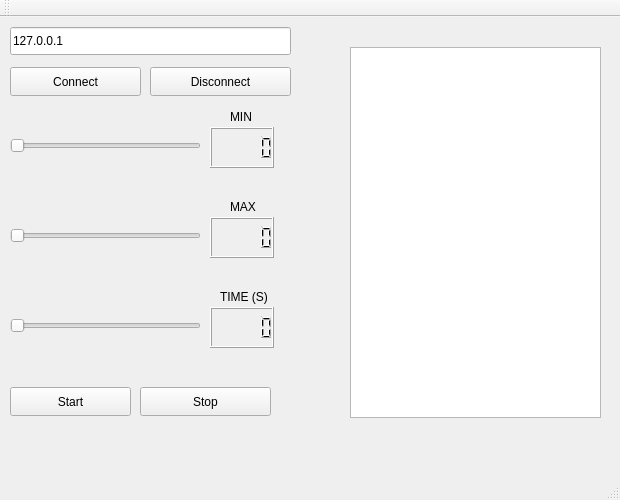
Old version of the form QtTcpClientProducer/mainwindow.ui in the repository Minnael/QT-SUPERVISORY.
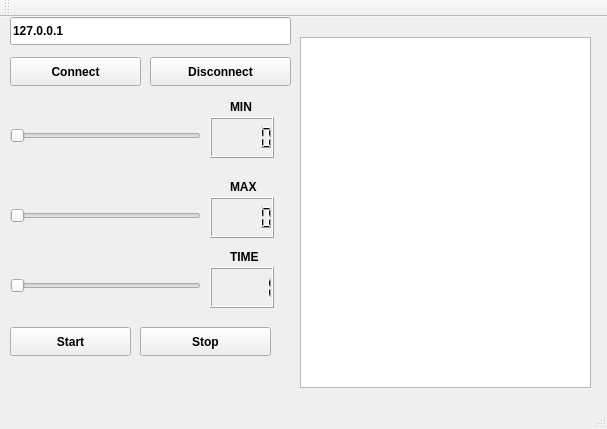
New version of the form.

```diff
--- a/QtTcpClientProducer/mainwindow.ui
+++ b/QtTcpClientProducer/mainwindow.ui
@@ -6,8 +6,8 @@
    <rect>
     <x>0</x>
     <y>0</y>
-    <width>620</width>
-    <height>500</height>
+    <width>607</width>
+    <height>429</height>
    </rect>
   </property>
   <property name="windowTitle">
@@ -18,11 +18,16 @@
     <property name="geometry">
      <rect>
       <x>10</x>
-      <y>50</y>
+      <y>40</y>
       <width>131</width>
       <height>29</height>
      </rect>
     </property>
+    <property name="font">
+     <font>
+      <bold>true</bold>
+     </font>
+    </property>
     <property name="text">
      <string>Connect</string>
     </property>
@@ -31,11 +36,16 @@
     <property name="geometry">
      <rect>
       <x>150</x>
-      <y>50</y>
+      <y>40</y>
       <width>141</width>
       <height>29</height>
      </rect>
     </property>
+    <property name="font">
+     <font>
+      <bold>true</bold>
+     </font>
+    </property>
     <property name="text">
      <string>Disconnect</string>
     </property>
@@ -44,11 +54,16 @@
     <property name="geometry">
      <rect>
       <x>10</x>
-      <y>10</y>
+      <y>0</y>
       <width>281</width>
       <height>28</height>
      </rect>
     </property>
+    <property name="font">
+     <font>
+      <bold>true</bold>
+     </font>
+    </property>
     <property name="text">
      <string>127.0.0.1</string>
     </property>
@@ -57,7 +72,7 @@
     <property name="geometry">
      <rect>
       <x>10</x>
-      <y>120</y>
+      <y>110</y>
       <width>191</width>
       <height>18</height>
      </rect>
@@ -70,11 +85,16 @@
     <property name="geometry">
      <rect>
       <x>230</x>
-      <y>90</y>
+      <y>80</y>
       <width>31</width>
       <height>20</height>
      </rect>
     </property>
+    <property name="font">
+     <font>
+      <bold>true</bold>
+     </font>
+    </property>
     <property name="text">
      <string>MIN</string>
     </property>
@@ -83,7 +103,7 @@
     <property name="geometry">
      <rect>
       <x>210</x>
-      <y>110</y>
+      <y>100</y>
       <width>64</width>
       <height>41</height>
      </rect>
@@ -93,7 +113,7 @@
     <property name="geometry">
      <rect>
       <x>10</x>
-      <y>210</y>
+      <y>190</y>
       <width>191</width>
       <height>18</height>
      </rect>
@@ -106,21 +126,26 @@
     <property name="geometry">
      <rect>
       <x>210</x>
-      <y>200</y>
-      <width>64</width>
-      <height>41</height>
-     </rect>
-    </property>
-   </widget>
-   <widget class="QLabel" name="label_2">
-    <property name="geometry">
-     <rect>
-      <x>230</x>
       <y>180</y>
-      <width>31</width>
+      <width>64</width>
+      <height>41</height>
+     </rect>
+    </property>
+   </widget>
+   <widget class="QLabel" name="label_2">
+    <property name="geometry">
+     <rect>
+      <x>230</x>
+      <y>160</y>
+      <width>41</width>
       <height>20</height>
      </rect>
     </property>
+    <property name="font">
+     <font>
+      <bold>true</bold>
+     </font>
+    </property>
     <property name="text">
      <string>MAX</string>
     </property>
@@ -128,25 +153,39 @@
    <widget class="QLabel" name="label_3">
     <property name="geometry">
      <rect>
-      <x>220</x>
-      <y>270</y>
-      <width>71</width>
+      <x>230</x>
+      <y>230</y>
+      <width>41</width>
       <height>20</height>
      </rect>
     </property>
+    <property name="font">
+     <font>
+      <bold>true</bold>
+     </font>
+    </property>
     <property name="text">
-     <string>TIME (S)</string>
+     <string>TIME </string>
     </property>
    </widget>
    <widget class="QSlider" name="horizontalSlider_3">
     <property name="geometry">
      <rect>
       <x>10</x>
-      <y>300</y>
+      <y>260</y>
       <width>191</width>
       <height>18</height>
      </rect>
     </property>
+    <property name="minimum">
+     <number>1</number>
+    </property>
+    <property name="maximum">
+     <number>100</number>
+    </property>
+    <property name="value">
+     <number>1</number>
+    </property>
     <property name="orientation">
      <enum>Qt::Horizontal</enum>
     </property>
@@ -155,21 +194,29 @@
     <property name="geometry">
      <rect>
       <x>210</x>
-      <y>290</y>
+      <y>250</y>
       <width>64</width>
       <height>41</height>
      </rect>
     </property>
+    <property name="intValue" stdset="0">
+     <number>1</number>
+    </property>
    </widget>
    <widget class="QPushButton" name="connect_2">
     <property name="geometry">
      <rect>
       <x>10</x>
-      <y>370</y>
+      <y>310</y>
       <width>121</width>
       <height>29</height>
      </rect>
     </property>
+    <property name="font">
+     <font>
+      <bold>true</bold>
+     </font>
+    </property>
     <property name="text">
      <string>Start</string>
     </property>
@@ -178,11 +225,16 @@
     <property name="geometry">
      <rect>
       <x>140</x>
-      <y>370</y>
+      <y>310</y>
       <width>131</width>
       <height>29</height>
      </rect>
     </property>
+    <property name="font">
+     <font>
+      <bold>true</bold>
+     </font>
+    </property>
     <property name="text">
      <string>Stop</string>
     </property>
@@ -190,8 +242,8 @@
    <widget class="QLabel" name="onoff">
     <property name="geometry">
      <rect>
-      <x>30</x>
-      <y>420</y>
+      <x>10</x>
+      <y>360</y>
       <width>111</width>
       <height>16</height>
      </rect>
@@ -199,20 +251,39 @@
     <property name="font">
      <font>
       <pointsize>10</pointsize>
+      <bold>true</bold>
      </font>
     </property>
     <property name="text">
      <string/>
     </property>
    </widget>
-   <widget class="QTableView" name="tableView">
+   <widget class="QTextBrowser" name="textBrowser">
     <property name="geometry">
      <rect>
-      <x>350</x>
-      <y>30</y>
-      <width>251</width>
-      <height>371</height>
+      <x>300</x>
+      <y>20</y>
+      <width>291</width>
+      <height>351</height>
      </rect>
+    </property>
+    <property name="font">
+     <font>
+      <bold>true</bold>
+     </font>
+    </property>
+   </widget>
+   <widget class="QLabel" name="labelTimer">
+    <property name="geometry">
+     <rect>
+      <x>210</x>
+      <y>260</y>
+      <width>63</width>
+      <height>20</height>
+     </rect>
+    </property>
+    <property name="text">
+     <string/>
     </property>
    </widget>
   </widget>
```
Left out of the diff: 48 changed lines with no effect on the pictures.
